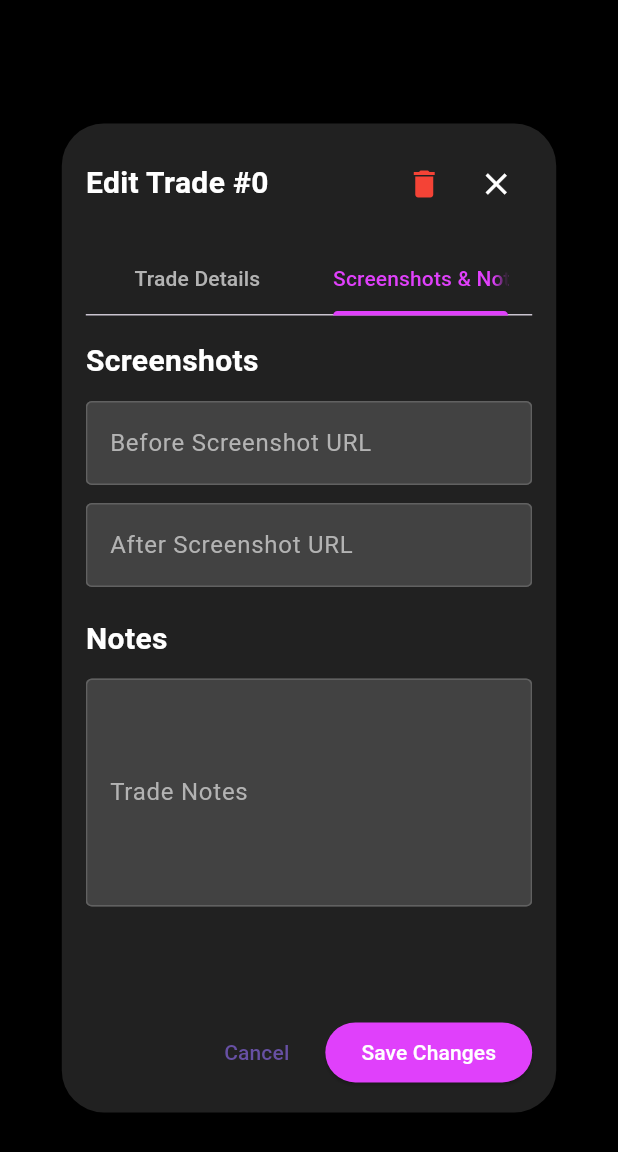
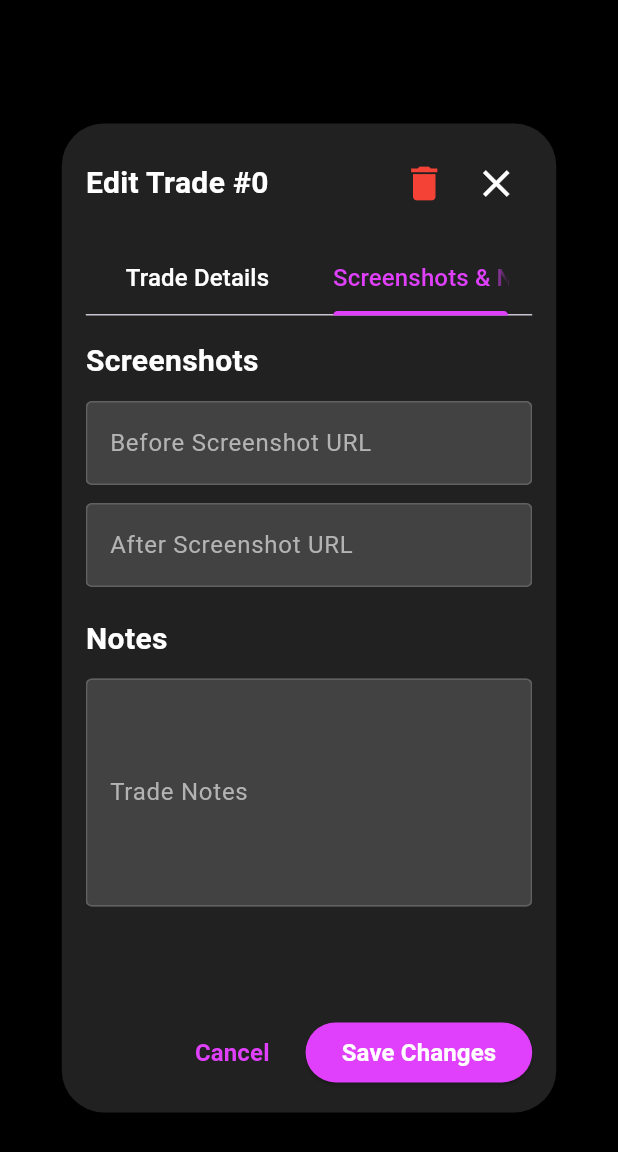
Before and after one commit to Charizard17/CompundX, a Flutter app: the EditTradeDialog widget shown alone on an empty page, opened directly with empty values, tab 2 chosen, on a phone screen of 412 x 824 dp. Shown: the top 1152 px of the screen. Run offline on Flutter 3.47's test engine with Material 3 defaults, Android fonts, the phone set to English and light mode, and no system bars; our stand-ins replace fl_chart; statements that could not run were skipped.

Commit message:
text and color adjustments

```diff
--- a/lib/widgets/add_trade_form.dart
+++ b/lib/widgets/add_trade_form.dart
@@ -53,7 +53,7 @@ class _AddTradeFormState extends State<AddTradeForm> {
             colorScheme: const ColorScheme.dark(
               primary: AppConstants.primaryColor,
               onPrimary: AppConstants.textPrimaryColor,
-              surface: AppConstants.disabledColor,
+              surface: AppConstants.textSecondaryColor,
               onSurface: AppConstants.textPrimaryColor,
             ),
           ),
@@ -79,7 +79,7 @@ class _AddTradeFormState extends State<AddTradeForm> {
             colorScheme: const ColorScheme.dark(
               primary: AppConstants.primaryColor,
               onPrimary: AppConstants.textPrimaryColor,
-              surface: AppConstants.disabledColor,
+              surface: AppConstants.textSecondaryColor,
               onSurface: AppConstants.textPrimaryColor,
             ),
           ),
--- a/lib/widgets/edit_trade_dialog.dart
+++ b/lib/widgets/edit_trade_dialog.dart
@@ -99,7 +99,7 @@ class _EditTradeDialogState extends State<EditTradeDialog>
             colorScheme: const ColorScheme.dark(
               primary: AppConstants.primaryColor,
               onPrimary: AppConstants.textPrimaryColor,
-              surface: AppConstants.disabledColor,
+              surface: AppConstants.textSecondaryColor,
               onSurface: AppConstants.textPrimaryColor,
             ),
           ),
@@ -125,7 +125,7 @@ class _EditTradeDialogState extends State<EditTradeDialog>
             colorScheme: const ColorScheme.dark(
               primary: AppConstants.primaryColor,
               onPrimary: AppConstants.textPrimaryColor,
-              surface: AppConstants.disabledColor,
+              surface: AppConstants.textSecondaryColor,
               onSurface: AppConstants.textPrimaryColor,
             ),
           ),
@@ -252,6 +252,7 @@ class _EditTradeDialogState extends State<EditTradeDialog>
                         icon: const Icon(
                           Icons.delete,
                           color: AppConstants.errorColor,
+                          size: AppConstants.titleFontSize,
                         ),
                         tooltip: 'Delete Trade',
                       ),
@@ -260,6 +261,7 @@ class _EditTradeDialogState extends State<EditTradeDialog>
                         icon: const Icon(
                           Icons.close,
                           color: AppConstants.textPrimaryColor,
+                          size: AppConstants.titleFontSize,
                         ),
                       ),
                     ],
@@ -272,8 +274,9 @@ class _EditTradeDialogState extends State<EditTradeDialog>
               TabBar(
                 controller: _tabController,
                 labelColor: AppConstants.primaryColor,
-                unselectedLabelColor: AppConstants.textSecondaryColor,
+                unselectedLabelColor: AppConstants.textPrimaryColor,
                 indicatorColor: AppConstants.primaryColor,
+                labelStyle: TextStyle(fontSize: AppConstants.mediumFontSize),
                 tabs: const [
                   Tab(text: 'Trade Details'),
                   Tab(text: 'Screenshots & Notes'),
@@ -300,7 +303,14 @@ class _EditTradeDialogState extends State<EditTradeDialog>
                 children: [
                   TextButton(
                     onPressed: () => Navigator.of(context).pop(),
-                    child: const Text('Cancel'),
+                    child: const Text(
+                      'Cancel',
+                      style: TextStyle(
+                        fontSize: AppConstants.mediumFontSize,
+                        fontWeight: FontWeight.bold,
+                        color: AppConstants.primaryColor,
+                      ),
+                    ),
                   ),
                   const SizedBox(width: 12),
                   ElevatedButton(
@@ -309,7 +319,13 @@ class _EditTradeDialogState extends State<EditTradeDialog>
                       backgroundColor: AppConstants.primaryColor,
                       foregroundColor: AppConstants.textPrimaryColor,
                     ),
-                    child: const Text('Save Changes'),
+                    child: const Text(
+                      'Save Changes',
+                      style: TextStyle(
+                        fontSize: AppConstants.mediumFontSize,
+                        fontWeight: FontWeight.bold,
+                      ),
+                    ),
                   ),
                 ],
               ),
```
